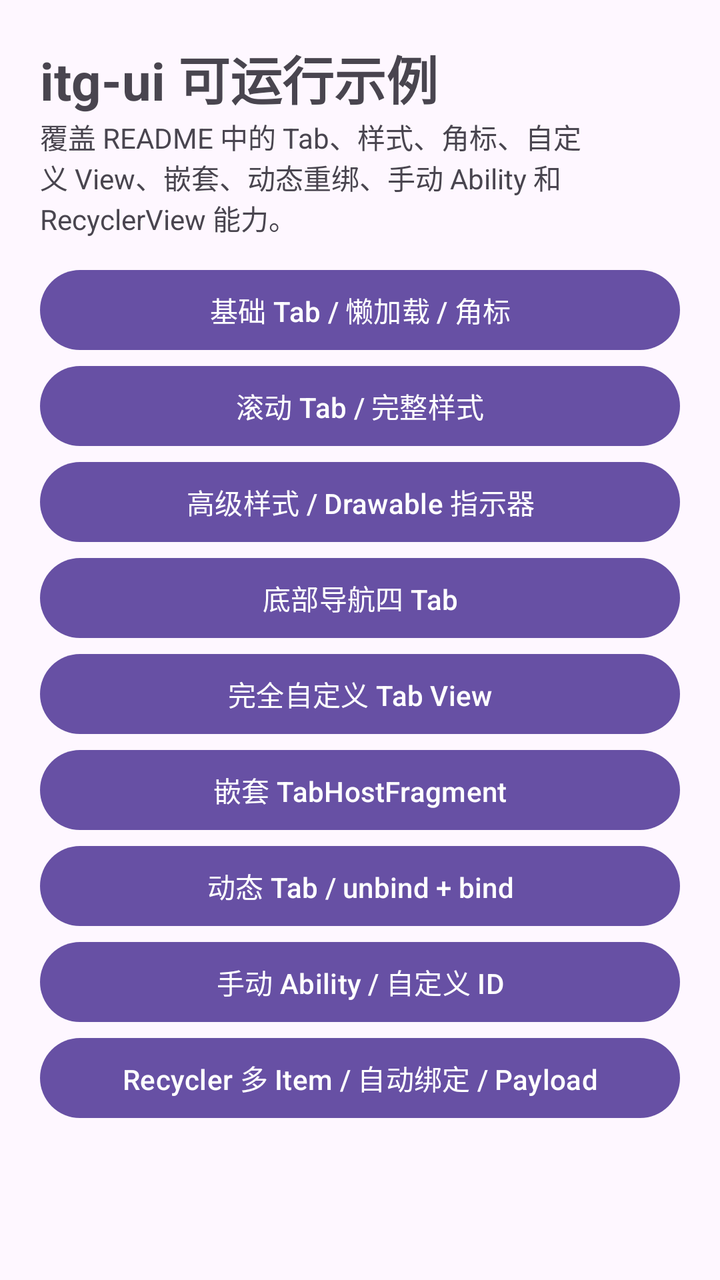
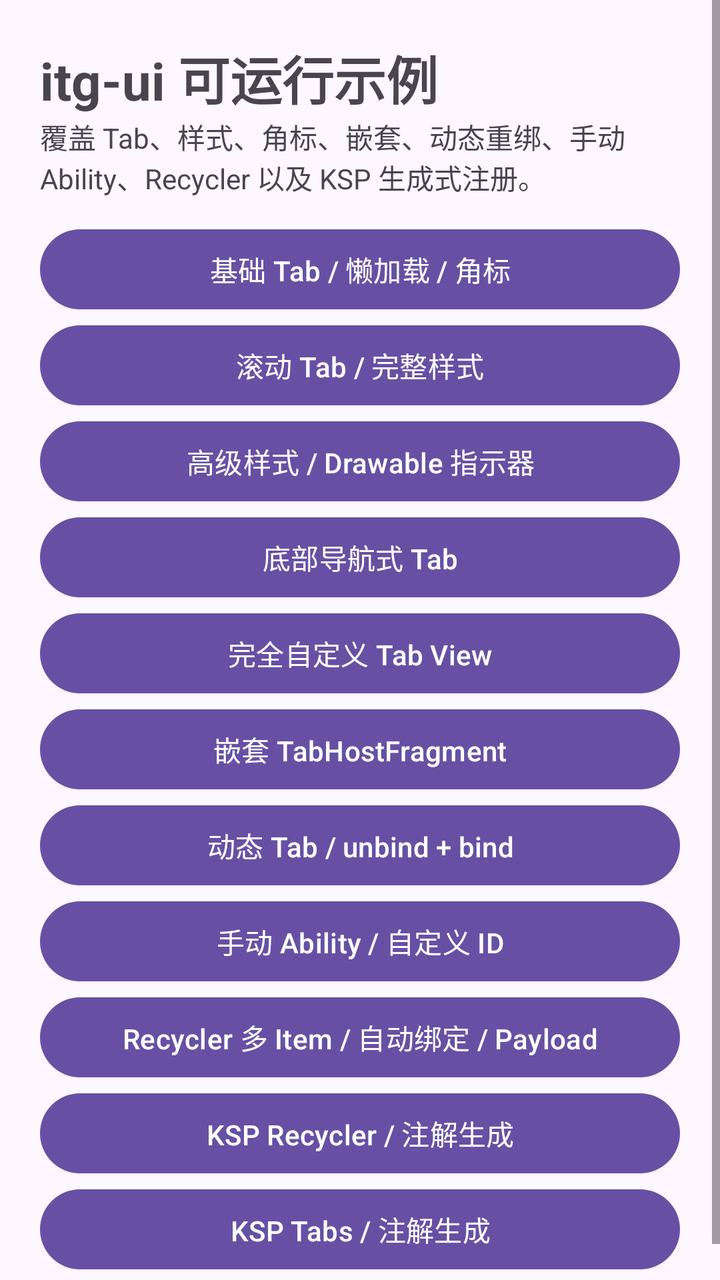

An Android layout rendered at two revisions. The XML below is the earlier revision; the diff shows what the commit changed to produce the second picture.
<!-- AndroidManifest.xml: application theme Theme.ItgTools -->
<!-- res/layout/activity_itg_ui_examples.xml -->
<?xml version="1.0" encoding="utf-8"?>
<layout xmlns:android="http://schemas.android.com/apk/res/android">
    <ScrollView
        android:layout_width="match_parent"
        android:layout_height="match_parent">

        <LinearLayout
            android:layout_width="match_parent"
            android:layout_height="wrap_content"
            android:orientation="vertical"
            android:padding="20dp">

            <TextView
                android:layout_width="match_parent"
                android:layout_height="wrap_content"
                android:text="itg-ui 可运行示例"
                android:textSize="26sp"
                android:textStyle="bold" />

            <TextView
                android:layout_width="match_parent"
                android:layout_height="wrap_content"
                android:layout_marginBottom="12dp"
                android:text="覆盖 README 中的 Tab、样式、角标、自定义 View、嵌套、动态重绑、手动 Ability 和 RecyclerView 能力。" />

            <Button android:id="@+id/basicTabs" android:layout_width="match_parent" android:layout_height="wrap_content" android:text="基础 Tab / 懒加载 / 角标" />
            <Button android:id="@+id/styledTabs" android:layout_width="match_parent" android:layout_height="wrap_content" android:text="滚动 Tab / 完整样式" />
            <Button android:id="@+id/advancedStyles" android:layout_width="match_parent" android:layout_height="wrap_content" android:text="高级样式 / Drawable 指示器" />
            <Button android:id="@+id/bottomTabs" android:layout_width="match_parent" android:layout_height="wrap_content" android:text="底部导航四 Tab" />
            <Button android:id="@+id/customTabs" android:layout_width="match_parent" android:layout_height="wrap_content" android:text="完全自定义 Tab View" />
            <Button android:id="@+id/nestedTabs" android:layout_width="match_parent" android:layout_height="wrap_content" android:text="嵌套 TabHostFragment" />
            <Button android:id="@+id/dynamicTabs" android:layout_width="match_parent" android:layout_height="wrap_content" android:text="动态 Tab / unbind + bind" />
            <Button android:id="@+id/manualTabs" android:layout_width="match_parent" android:layout_height="wrap_content" android:text="手动 Ability / 自定义 ID" />
            <Button android:id="@+id/recycler" android:layout_width="match_parent" android:layout_height="wrap_content" android:text="Recycler 多 Item / 自动绑定 / Payload" />
        </LinearLayout>
    </ScrollView>
</layout>
<!-- resources referenced by this layout -->
<resources>
  <style name="Theme.ItgTools" parent="Base.Theme.ItgTools" />
  <style name="Base.Theme.ItgTools" parent="Theme.Material3.DayNight.NoActionBar">
          
          
      </style>
</resources>

<!-- the commit's change to res/layout/activity_itg_ui_examples.xml (unified diff, before → after) -->
@@ -21,17 +21,20 @@
                 android:layout_width="match_parent"
                 android:layout_height="wrap_content"
                 android:layout_marginBottom="12dp"
-                android:text="覆盖 README 中的 Tab、样式、角标、自定义 View、嵌套、动态重绑、手动 Ability 和 RecyclerView 能力。" />
+                android:text="覆盖 Tab、样式、角标、嵌套、动态重绑、手动 Ability、Recycler 以及 KSP 生成式注册。"
+                android:textSize="14sp" />
 
             <Button android:id="@+id/basicTabs" android:layout_width="match_parent" android:layout_height="wrap_content" android:text="基础 Tab / 懒加载 / 角标" />
             <Button android:id="@+id/styledTabs" android:layout_width="match_parent" android:layout_height="wrap_content" android:text="滚动 Tab / 完整样式" />
             <Button android:id="@+id/advancedStyles" android:layout_width="match_parent" android:layout_height="wrap_content" android:text="高级样式 / Drawable 指示器" />
-            <Button android:id="@+id/bottomTabs" android:layout_width="match_parent" android:layout_height="wrap_content" android:text="底部导航四 Tab" />
+            <Button android:id="@+id/bottomTabs" android:layout_width="match_parent" android:layout_height="wrap_content" android:text="底部导航式 Tab" />
             <Button android:id="@+id/customTabs" android:layout_width="match_parent" android:layout_height="wrap_content" android:text="完全自定义 Tab View" />
             <Button android:id="@+id/nestedTabs" android:layout_width="match_parent" android:layout_height="wrap_content" android:text="嵌套 TabHostFragment" />
             <Button android:id="@+id/dynamicTabs" android:layout_width="match_parent" android:layout_height="wrap_content" android:text="动态 Tab / unbind + bind" />
             <Button android:id="@+id/manualTabs" android:layout_width="match_parent" android:layout_height="wrap_content" android:text="手动 Ability / 自定义 ID" />
             <Button android:id="@+id/recycler" android:layout_width="match_parent" android:layout_height="wrap_content" android:text="Recycler 多 Item / 自动绑定 / Payload" />
+            <Button android:id="@+id/kspRecycler" android:layout_width="match_parent" android:layout_height="wrap_content" android:text="KSP Recycler / 注解生成" />
+            <Button android:id="@+id/kspTabs" android:layout_width="match_parent" android:layout_height="wrap_content" android:text="KSP Tabs / 注解生成" />
         </LinearLayout>
     </ScrollView>
 </layout>
